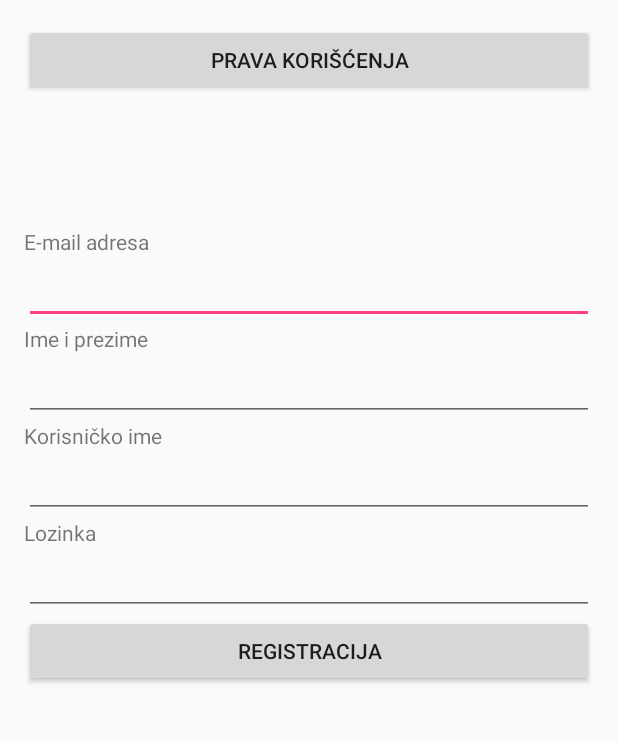
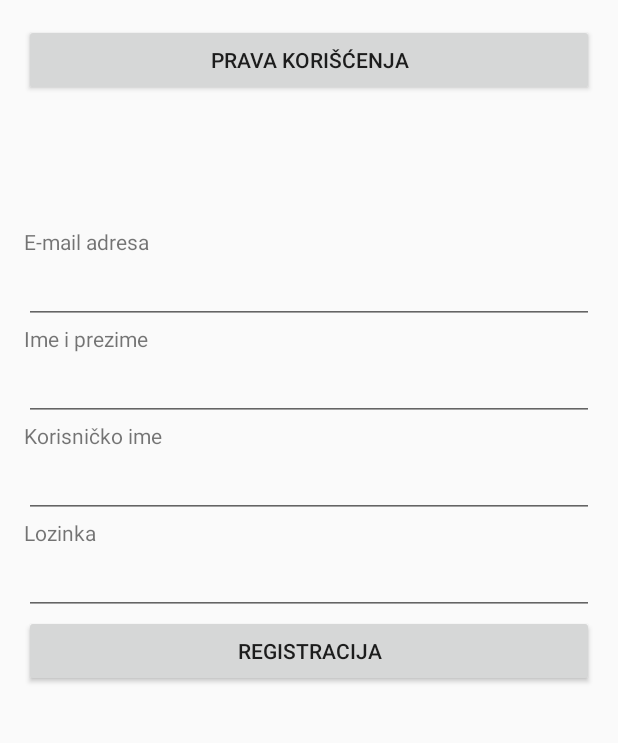
Before and after one commit to sdee3/Mokranjatzz365Bet, an Android app: the Register screen opened directly, with no data from a screen before it, on a phone screen of 412 x 824 dp, the part 407-1150 px from its top. Run offline under Robolectric (Android 15) with nearby library versions, the phone set to English and light mode, and no system bars; our stand-ins replace AdMob.

Commit message:
disabled auto-focus on the first EditText

```diff
--- a/app/src/main/res/layout/activity_register.xml
+++ b/app/src/main/res/layout/activity_register.xml
@@ -43,6 +43,15 @@
         app:layout_constraintLeft_toLeftOf="parent"
         app:layout_constraintRight_toRightOf="parent"
         app:layout_constraintTop_toBottomOf="@+id/btn_usage_rights">
+
+        <!-- Stop auto focusing the EditText -->
+        <LinearLayout
+            android:layout_width="0dp"
+            android:layout_height="0dp"
+            android:background="@android:color/transparent"
+            android:focusable="true"
+            android:focusableInTouchMode="true">
+        </LinearLayout>
 
         <TextView
             android:layout_width="match_parent"
```
Also changed, not shown: app/src/main/res/layout/activity_main.xml (+8 -0 lines), app/src/main/res/layout/activity_sign_in.xml (+9 -0 lines), app/src/main/res/layout/fragment_profile.xml (+9 -1 lines).
